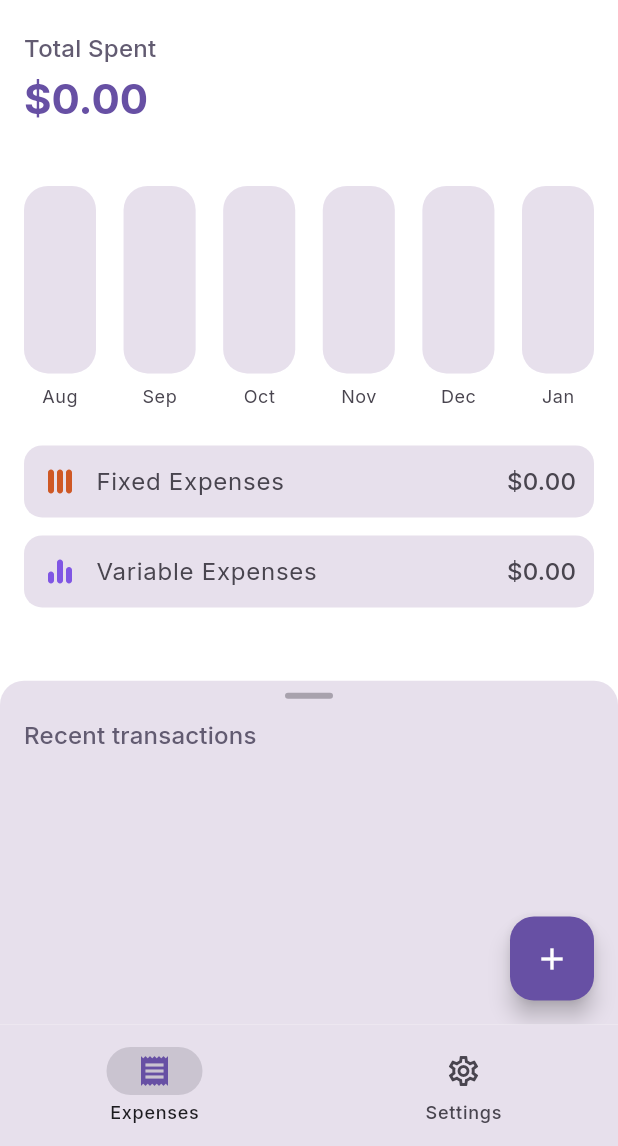
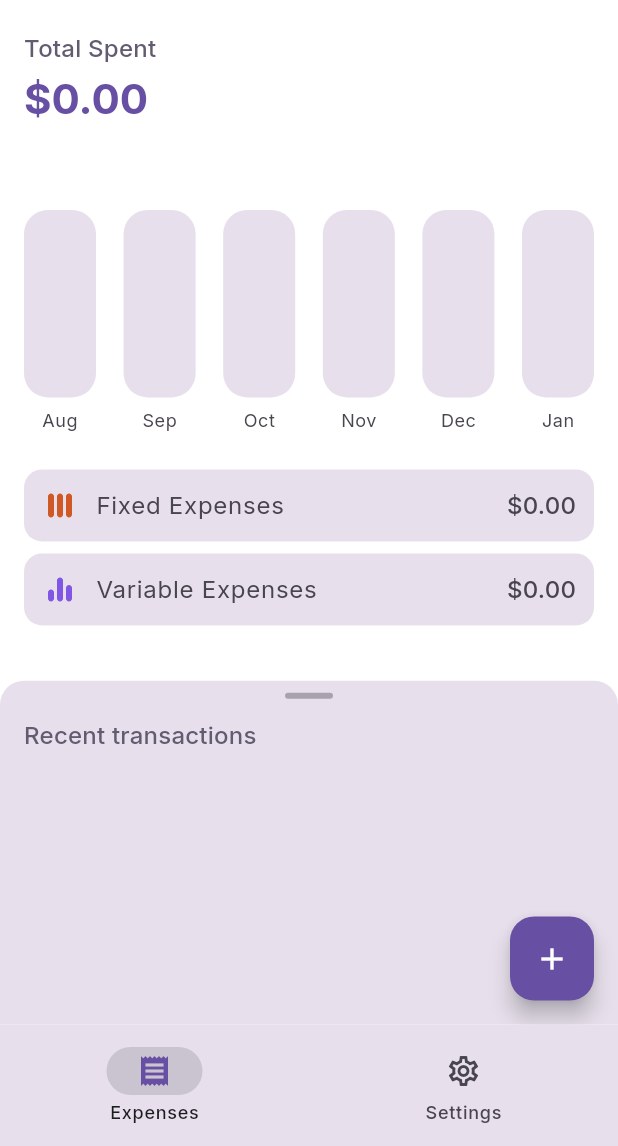
Before and after one commit to 0x6762/kiwi-spending-tracker, a Flutter app: the screen it shows after launch, on a phone screen of 412 x 824 dp, the part 90-1236 px from its top. Run offline on Flutter 3.47's test engine with Material 3 defaults, Android fonts, the phone set to English and light mode, and no system bars; drawn by our look-alikes of fl_chart; our stand-ins replace flutter_svg, google_fonts, shared_preferences.

Commit message:
Adjust spacing

```diff
--- a/lib/widgets/expense_summary.dart
+++ b/lib/widgets/expense_summary.dart
@@ -114,7 +114,7 @@ class _ExpenseSummaryState extends State<ExpenseSummary> {
               ),
             ],
           ),
-          const SizedBox(height: 16),
+          const SizedBox(height: 32),
           MonthlyExpenseChart(
             expenses: widget.expenses,
             selectedMonth: widget.selectedMonth,
@@ -127,7 +127,7 @@ class _ExpenseSummaryState extends State<ExpenseSummary> {
             context: context,
             iconAsset: 'assets/icons/fixed_expense.svg',
           ),
-          const SizedBox(height: 12),
+          const SizedBox(height: 8),
           _SummaryRow(
             label: 'Variable Expenses',
             amount: _variableTotal,
```
